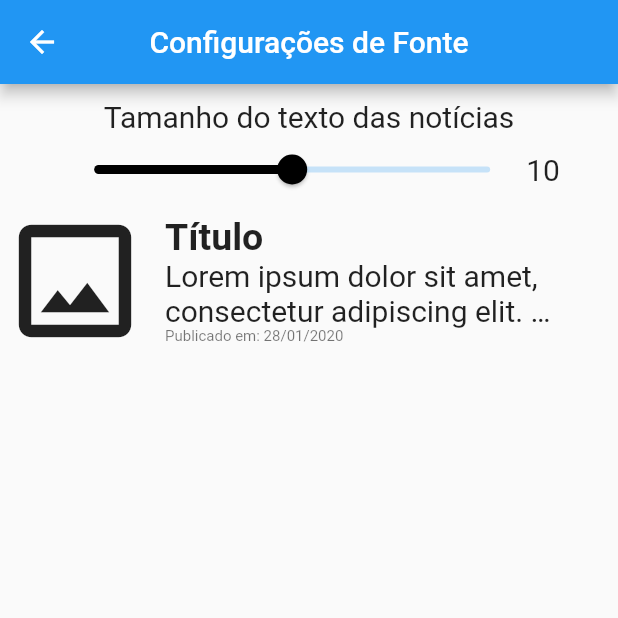
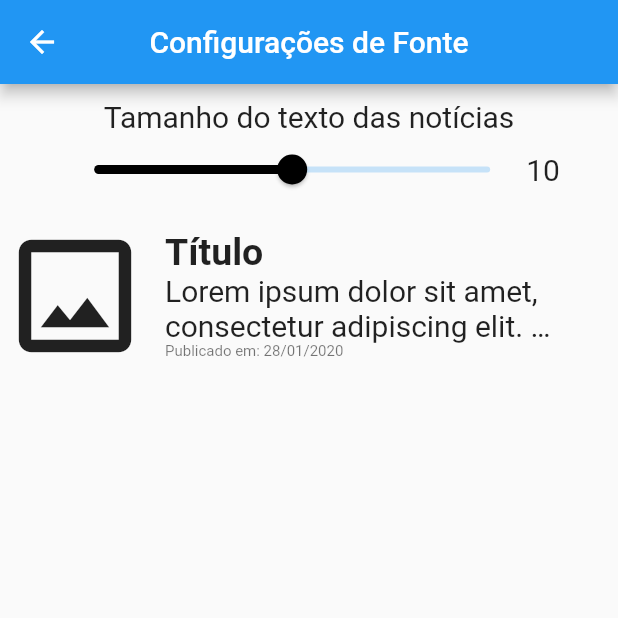
Before and after one commit to xTudoS/ifnews, a Flutter app: the ConfigFontPage screen opened directly, on a phone screen of 412 x 824 dp, the top half of it. Run offline on Flutter 3.47's test engine with Material 2 defaults, Android fonts, the phone set to English and light mode, and no system bars; our stand-ins replace carousel_slider, share; missing offline and left inert: animator; network calls fail.

```diff
--- a/lib/post_card.dart
+++ b/lib/post_card.dart
@@ -48,14 +48,18 @@ class _PostCardState extends State<PostCard> {
 
     return Row(
       children: <Widget>[
-        imgNull
+        Padding(
+          padding: EdgeInsets.only(top: 10.0, bottom: 10.0),
+          child: imgNull
               ? FittedBox(
                   child: Icon(
                     Icons.crop_original,
                     size: tamanhoIcon,
                   ),
                 )
-            : Image.network(img, width: tamanhoIcon, fit: BoxFit.cover),
+              : Image.network(img,
+                  width: tamanhoIcon, height: tamanhoIcon, fit: BoxFit.cover),
+        ),
         Padding(
           padding: EdgeInsets.only(left: 10),
           child: SizedBox(
```
Lines whose indentation alone changed are shown as unchanged.
